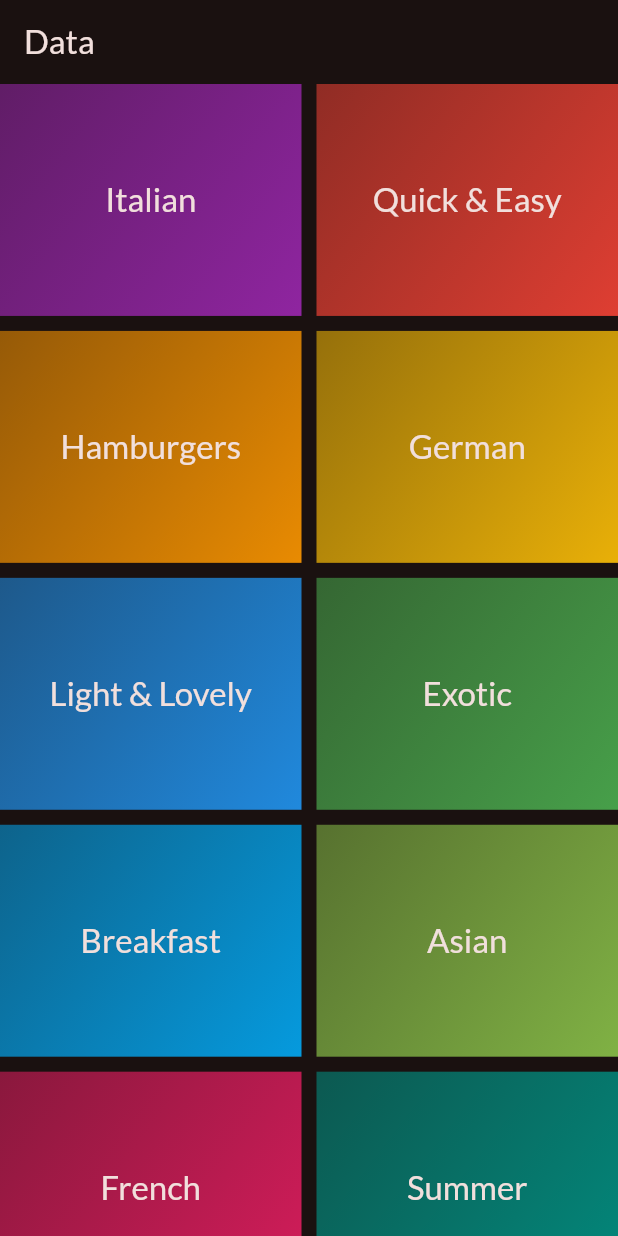
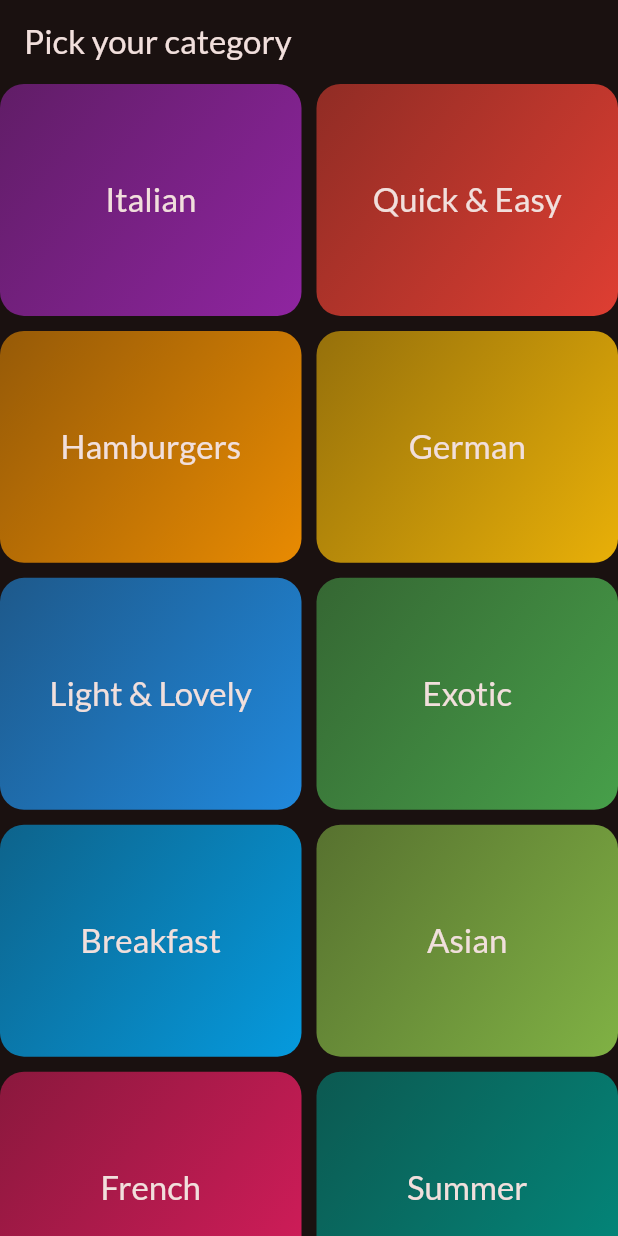
Before and after one commit to MohamedMahmoudAli/meal_app, a Flutter app: the screen it shows after launch, on a phone screen of 412 x 824 dp. Run offline on Flutter 3.47's test engine with Material 3 defaults, Android fonts, the phone set to English and light mode, and no system bars; our stand-ins replace google_fonts.

```diff
--- a/lib/screens/categories_screen.dart
+++ b/lib/screens/categories_screen.dart
@@ -9,7 +9,7 @@ class CategoriesScreen extends StatelessWidget {
   Widget build(BuildContext context) {
     return Scaffold(
       appBar: AppBar(
-        title: const Text('Data'),
+        title: const Text('Pick your category'),
       ),
       body: GridView(
         gridDelegate: const SliverGridDelegateWithFixedCrossAxisCount(
--- a/lib/widgets/categories_grid_item.dart
+++ b/lib/widgets/categories_grid_item.dart
@@ -1,5 +1,6 @@
 import 'package:flutter/material.dart';
 import 'package:meal_app/models/category.dart';
+import 'package:meal_app/screens/meals_screen.dart';
 
 class CategoryGridItem extends StatelessWidget {
   const CategoryGridItem({super.key, required this.category});
@@ -7,9 +8,17 @@ class CategoryGridItem extends StatelessWidget {
 
   @override
   Widget build(BuildContext context) {
-    return Container(
+    return InkWell(
+      splashColor: Theme.of(context).primaryColor,
+      onTap: () {
+        Navigator.push(context,
+            MaterialPageRoute(builder: (context) => const MealsScreen()));
+      },
+      borderRadius: BorderRadius.circular(16),
+      child: Container(
           padding: const EdgeInsets.all(8),
           decoration: BoxDecoration(
+            borderRadius: BorderRadius.circular(16),
             gradient: LinearGradient(
               colors: [
                 category.color.withOpacity(0.54),
@@ -22,7 +31,7 @@ class CategoryGridItem extends StatelessWidget {
           child: Center(
               child: Text(category.title,
                   style: Theme.of(context).textTheme.titleLarge!.copyWith(
-
-                    color: Theme.of(context).colorScheme.onBackground))));
+                      color: Theme.of(context).colorScheme.onBackground)))),
+    );
   }
 }
--- a/pubspec.yaml
+++ b/pubspec.yaml
@@ -32,7 +32,7 @@ dependencies:
   cupertino_icons: ^1.0.2
   flutter:
     sdk: flutter
-  google_fonts: ^6.2.0
+  google_fonts: ^5.0.0
 
 dev_dependencies:
 
```
Also changed, not shown: lib/screens/meals_screen.dart (added, +13 -0 lines), pubspec.lock, 1 other file. Lines whose indentation alone changed are shown as unchanged.
